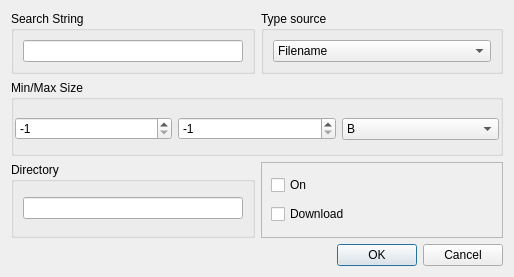
Old version of the form eiskaltdcpp-qt/ui/UIADLSearchEditor.ui in the repository eiskaltdcpp/eiskaltdcpp.
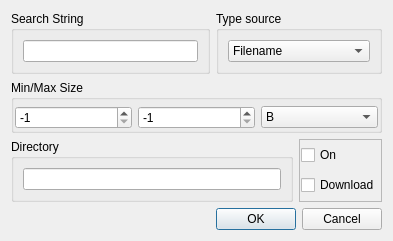
New version of the form. Custom widgets are drawn as their Qt base class.

Commit message: eiskaltdcpp-qt --- improvements in ADL-Search

Patch:
```diff
--- a/eiskaltdcpp-qt/ui/UIADLSearchEditor.ui
+++ b/eiskaltdcpp-qt/ui/UIADLSearchEditor.ui
@@ -6,14 +6,70 @@
    <rect>
     <x>0</x>
     <y>0</y>
-    <width>454</width>
-    <height>277</height>
+    <width>387</width>
+    <height>218</height>
    </rect>
   </property>
   <property name="windowTitle">
    <string>Dialog</string>
   </property>
   <layout class="QGridLayout" name="gridLayout">
+   <item row="0" column="0">
+    <widget class="QGroupBox" name="groupBox_2">
+     <property name="title">
+      <string>Search String</string>
+     </property>
+     <layout class="QHBoxLayout" name="horizontalLayout_2">
+      <item>
+       <widget class="LineEdit" name="lineEdit_SSTRING">
+        <property name="toolTip">
+         <string>Favorite hub name.</string>
+        </property>
+       </widget>
+      </item>
+     </layout>
+    </widget>
+   </item>
+   <item row="0" column="1" colspan="2">
+    <widget class="QGroupBox" name="groupBox_4">
+     <property name="sizePolicy">
+      <sizepolicy hsizetype="MinimumExpanding" vsizetype="Fixed">
+       <horstretch>0</horstretch>
+       <verstretch>0</verstretch>
+      </sizepolicy>
+     </property>
+     <property name="title">
+      <string>Type source</string>
+     </property>
+     <layout class="QVBoxLayout" name="verticalLayout_3">
+      <item>
+       <widget class="QComboBox" name="comboBox_TYPE">
+        <property name="minimumSize">
+         <size>
+          <width>100</width>
+          <height>0</height>
+         </size>
+        </property>
+        <item>
+         <property name="text">
+          <string>Filename</string>
+         </property>
+        </item>
+        <item>
+         <property name="text">
+          <string>Directory</string>
+         </property>
+        </item>
+        <item>
+         <property name="text">
+          <string>Absolete path</string>
+         </property>
+        </item>
+       </widget>
+      </item>
+     </layout>
+    </widget>
+   </item>
    <item row="1" column="0" colspan="3">
     <widget class="QGroupBox" name="groupBox">
      <property name="title">
@@ -100,62 +156,6 @@
      </layout>
     </widget>
    </item>
-   <item row="0" column="0" colspan="2">
-    <widget class="QGroupBox" name="groupBox_2">
-     <property name="title">
-      <string>Search String</string>
-     </property>
-     <layout class="QHBoxLayout" name="horizontalLayout_2">
-      <item>
-       <widget class="LineEdit" name="lineEdit_SSTRING">
-        <property name="toolTip">
-         <string>Favorite hub name.</string>
-        </property>
-       </widget>
-      </item>
-     </layout>
-    </widget>
-   </item>
-   <item row="0" column="2">
-    <widget class="QGroupBox" name="groupBox_4">
-     <property name="sizePolicy">
-      <sizepolicy hsizetype="MinimumExpanding" vsizetype="Fixed">
-       <horstretch>0</horstretch>
-       <verstretch>0</verstretch>
-      </sizepolicy>
-     </property>
-     <property name="title">
-      <string>Type source</string>
-     </property>
-     <layout class="QVBoxLayout" name="verticalLayout_3">
-      <item>
-       <widget class="QComboBox" name="comboBox_TYPE">
-        <property name="minimumSize">
-         <size>
-          <width>100</width>
-          <height>0</height>
-         </size>
-        </property>
-        <item>
-         <property name="text">
-          <string>Filename</string>
-         </property>
-        </item>
-        <item>
-         <property name="text">
-          <string>Directory</string>
-         </property>
-        </item>
-        <item>
-         <property name="text">
-          <string>Absolete path</string>
-         </property>
-        </item>
-       </widget>
-      </item>
-     </layout>
-    </widget>
-   </item>
    <item row="2" column="0" colspan="2">
     <widget class="QGroupBox" name="groupBox_5">
      <property name="title">
@@ -175,7 +175,20 @@
      </layout>
     </widget>
    </item>
-   <item row="4" column="0" colspan="3">
+   <item row="3" column="2">
+    <spacer name="verticalSpacer">
+     <property name="orientation">
+      <enum>Qt::Vertical</enum>
+     </property>
+     <property name="sizeHint" stdset="0">
+      <size>
+       <width>20</width>
+       <height>5</height>
+      </size>
+     </property>
+    </spacer>
+   </item>
+   <item row="4" column="1" colspan="2">
     <widget class="QDialogButtonBox" name="buttonBox">
      <property name="orientation">
       <enum>Qt::Horizontal</enum>
@@ -206,6 +219,9 @@
       <enum>QFrame::Raised</enum>
      </property>
      <layout class="QVBoxLayout" name="verticalLayout_2">
+      <property name="margin">
+       <number>1</number>
+      </property>
       <item>
        <widget class="QCheckBox" name="checkBox_CHECK">
         <property name="sizePolicy">
```
The commit also changes 8 other files.
